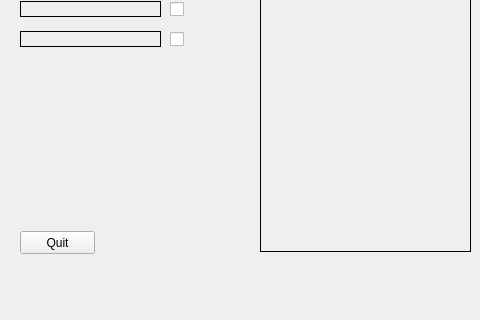
The window that Cluedo/UI/AskPlayerUI.ui (haegar80/Cluedo) describes before a commit, drawn with Qt 5; both pictures show x 0 to 480 and y 419 to 739 of the 1101 by 739 pixel window.
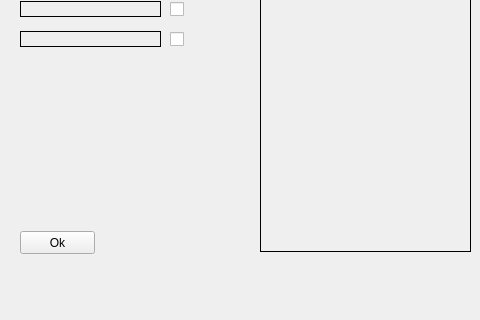
The same window after the commit.

Commit message: Renamed button Quit to Ok

```diff
--- a/Cluedo/UI/AskPlayerUI.ui
+++ b/Cluedo/UI/AskPlayerUI.ui
@@ -251,7 +251,7 @@
      </rect>
     </property>
     <property name="text">
-     <string>Quit</string>
+     <string>Ok</string>
     </property>
    </widget>
    <widget class="QLabel" name="labelShowedObject">
```
Left out of the diff: 2 changed lines with no effect on the pictures. The commit also changes 2 other files.
